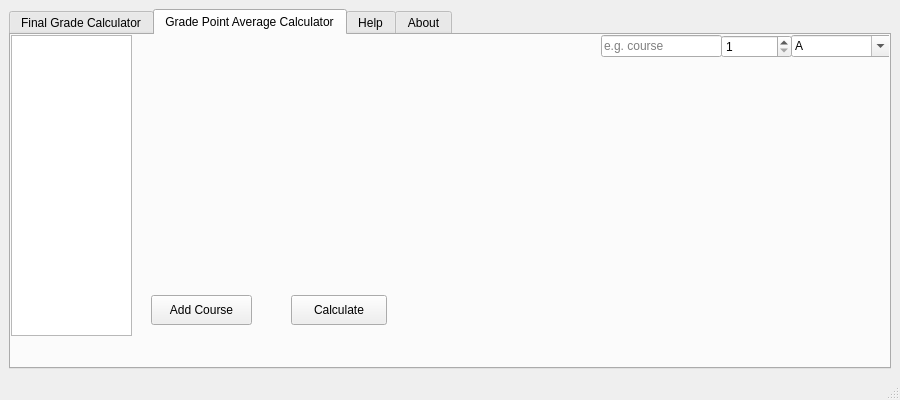
Above: CalculateGPA/CalcGUI.ui from Golden-Boy/GpaCalculator before the change. Below: the same form after it.
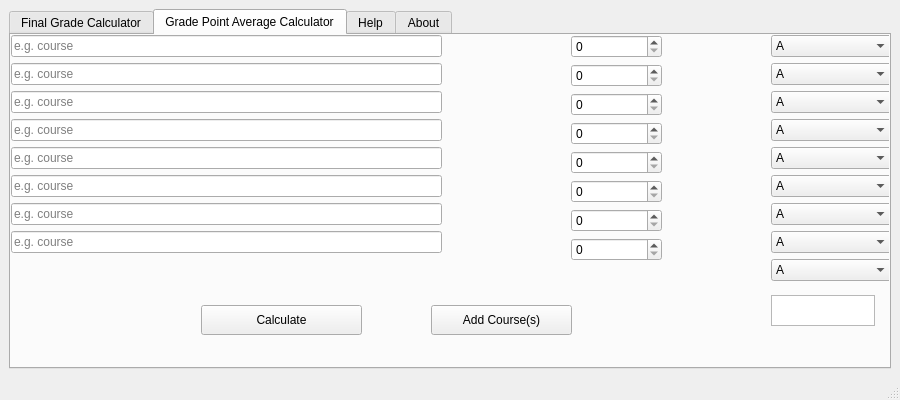
That is the form after the change.

Diff of the .ui file:
```diff
--- a/CalculateGPA/CalcGUI.ui
+++ b/CalculateGPA/CalcGUI.ui
@@ -157,10 +157,10 @@
          <widget class="QWidget" name="formLayoutWidget">
           <property name="geometry">
            <rect>
-            <x>590</x>
+            <x>0</x>
             <y>0</y>
-            <width>121</width>
-            <height>301</height>
+            <width>431</width>
+            <height>261</height>
            </rect>
           </property>
           <layout class="QFormLayout" name="formLayout">
@@ -177,15 +177,85 @@
              </property>
             </widget>
            </item>
+           <item row="1" column="0" colspan="2">
+            <widget class="QLineEdit" name="lineEdit_5">
+             <property name="inputMask">
+              <string/>
+             </property>
+             <property name="placeholderText">
+              <string>e.g. course</string>
+             </property>
+            </widget>
+           </item>
+           <item row="2" column="0" colspan="2">
+            <widget class="QLineEdit" name="lineEdit_6">
+             <property name="inputMask">
+              <string/>
+             </property>
+             <property name="placeholderText">
+              <string>e.g. course</string>
+             </property>
+            </widget>
+           </item>
+           <item row="3" column="0" colspan="2">
+            <widget class="QLineEdit" name="lineEdit_7">
+             <property name="inputMask">
+              <string/>
+             </property>
+             <property name="placeholderText">
+              <string>e.g. course</string>
+             </property>
+            </widget>
+           </item>
+           <item row="4" column="0" colspan="2">
+            <widget class="QLineEdit" name="lineEdit_8">
+             <property name="inputMask">
+              <string/>
+             </property>
+             <property name="placeholderText">
+              <string>e.g. course</string>
+             </property>
+            </widget>
+           </item>
+           <item row="5" column="0" colspan="2">
+            <widget class="QLineEdit" name="lineEdit_9">
+             <property name="inputMask">
+              <string/>
+             </property>
+             <property name="placeholderText">
+              <string>e.g. course</string>
+             </property>
+            </widget>
+           </item>
+           <item row="6" column="0" colspan="2">
+            <widget class="QLineEdit" name="lineEdit_10">
+             <property name="inputMask">
+              <string/>
+             </property>
+             <property name="placeholderText">
+              <string>e.g. course</string>
+             </property>
+            </widget>
+           </item>
+           <item row="7" column="0" colspan="2">
+            <widget class="QLineEdit" name="lineEdit_11">
+             <property name="inputMask">
+              <string/>
+             </property>
+             <property name="placeholderText">
+              <string>e.g. course</string>
+             </property>
+            </widget>
+           </item>
           </layout>
          </widget>
          <widget class="QWidget" name="formLayoutWidget_2">
           <property name="geometry">
            <rect>
-            <x>710</x>
+            <x>560</x>
             <y>0</y>
-            <width>71</width>
-            <height>301</height>
+            <width>91</width>
+            <height>261</height>
            </rect>
           </property>
           <layout class="QFormLayout" name="formLayout_2">
@@ -195,7 +265,77 @@
            <item row="0" column="0" colspan="2">
             <widget class="QSpinBox" name="spinBox">
              <property name="minimum">
-              <number>1</number>
+              <number>0</number>
+             </property>
+             <property name="maximum">
+              <number>6</number>
+             </property>
+            </widget>
+           </item>
+           <item row="2" column="0" colspan="2">
+            <widget class="QSpinBox" name="spinBox_3">
+             <property name="minimum">
+              <number>0</number>
+             </property>
+             <property name="maximum">
+              <number>6</number>
+             </property>
+            </widget>
+           </item>
+           <item row="3" column="0" colspan="2">
+            <widget class="QSpinBox" name="spinBox_4">
+             <property name="minimum">
+              <number>0</number>
+             </property>
+             <property name="maximum">
+              <number>6</number>
+             </property>
+            </widget>
+           </item>
+           <item row="4" column="0" colspan="2">
+            <widget class="QSpinBox" name="spinBox_5">
+             <property name="minimum">
+              <number>0</number>
+             </property>
+             <property name="maximum">
+              <number>6</number>
+             </property>
+            </widget>
+           </item>
+           <item row="5" column="0" colspan="2">
+            <widget class="QSpinBox" name="spinBox_6">
+             <property name="minimum">
+              <number>0</number>
+             </property>
+             <property name="maximum">
+              <number>6</number>
+             </property>
+            </widget>
+           </item>
+           <item row="6" column="0" colspan="2">
+            <widget class="QSpinBox" name="spinBox_7">
+             <property name="minimum">
+              <number>0</number>
+             </property>
+             <property name="maximum">
+              <number>6</number>
+             </property>
+            </widget>
+           </item>
+           <item row="7" column="0" colspan="2">
+            <widget class="QSpinBox" name="spinBox_8">
+             <property name="minimum">
+              <number>0</number>
+             </property>
+             <property name="maximum">
+              <number>6</number>
+             </property>
+            </widget>
+           </item>
+           <item row="1" column="0" colspan="2">
+            <widget class="QSpinBox" name="spinBox_2">
+             <property name="minimum">
+              <number>0</number>
              </property>
              <property name="maximum">
               <number>6</number>
@@ -207,23 +347,23 @@
          <widget class="QPushButton" name="pushButton">
           <property name="geometry">
            <rect>
-            <x>140</x>
-            <y>260</y>
-            <width>101</width>
+            <x>420</x>
+            <y>270</y>
+            <width>141</width>
             <height>30</height>
            </rect>
           </property>
           <property name="text">
-           <string>Add Course</string>
+           <string>Add Course(s)</string>
           </property>
          </widget>
          <widget class="QWidget" name="formLayoutWidget_3">
           <property name="geometry">
            <rect>
-            <x>780</x>
+            <x>760</x>
             <y>0</y>
-            <width>101</width>
-            <height>301</height>
+            <width>121</width>
+            <height>251</height>
            </rect>
           </property>
           <layout class="QFormLayout" name="formLayout_3">
@@ -236,7 +376,311 @@
               <bool>true</bool>
              </property>
              <property name="editable">
+              <bool>false</bool>
+             </property>
+             <property name="currentIndex">
+              <number>0</number>
+             </property>
+             <item>
+              <property name="text">
+               <string>A</string>
+              </property>
+             </item>
+             <item>
+              <property name="text">
+               <string>B</string>
+              </property>
+             </item>
+             <item>
+              <property name="text">
+               <string>C</string>
+              </property>
+             </item>
+             <item>
+              <property name="text">
+               <string>D</string>
+              </property>
+             </item>
+             <item>
+              <property name="text">
+               <string>F</string>
+              </property>
+             </item>
+            </widget>
+           </item>
+           <item row="1" column="0" colspan="2">
+            <widget class="QComboBox" name="comboBox_2">
+             <property name="enabled">
               <bool>true</bool>
+             </property>
+             <property name="editable">
+              <bool>false</bool>
+             </property>
+             <property name="currentIndex">
+              <number>0</number>
+             </property>
+             <item>
+              <property name="text">
+               <string>A</string>
+              </property>
+             </item>
+             <item>
+              <property name="text">
+               <string>B</string>
+              </property>
+             </item>
+             <item>
+              <property name="text">
+               <string>C</string>
+              </property>
+             </item>
+             <item>
+              <property name="text">
+               <string>D</string>
+              </property>
+             </item>
+             <item>
+              <property name="text">
+               <string>F</string>
+              </property>
+             </item>
+            </widget>
+           </item>
+           <item row="2" column="0" colspan="2">
+            <widget class="QComboBox" name="comboBox_3">
+             <property name="enabled">
+              <bool>true</bool>
+             </property>
+             <property name="editable">
+              <bool>false</bool>
+             </property>
+             <property name="currentIndex">
+              <number>0</number>
+             </property>
+             <item>
+              <property name="text">
+               <string>A</string>
+              </property>
+             </item>
+             <item>
+              <property name="text">
+               <string>B</string>
+              </property>
+             </item>
+             <item>
+              <property name="text">
+               <string>C</string>
+              </property>
+             </item>
+             <item>
+              <property name="text">
+               <string>D</string>
+              </property>
+             </item>
+             <item>
+              <property name="text">
+               <string>F</string>
+              </property>
+             </item>
+            </widget>
+           </item>
+           <item row="3" column="0" colspan="2">
+            <widget class="QComboBox" name="comboBox_4">
+             <property name="enabled">
+              <bool>true</bool>
+             </property>
+             <property name="editable">
+              <bool>false</bool>
+             </property>
+             <property name="currentIndex">
+              <number>0</number>
+             </property>
+             <item>
+              <property name="text">
+               <string>A</string>
+              </property>
+             </item>
+             <item>
+              <property name="text">
+               <string>B</string>
+              </property>
+             </item>
+             <item>
+              <property name="text">
+               <string>C</string>
+              </property>
+             </item>
+             <item>
+              <property name="text">
+               <string>D</string>
+              </property>
+             </item>
+             <item>
+              <property name="text">
+               <string>F</string>
+              </property>
+             </item>
+            </widget>
+           </item>
+           <item row="4" column="0" colspan="2">
+            <widget class="QComboBox" name="comboBox_5">
+             <property name="enabled">
+              <bool>true</bool>
+             </property>
+             <property name="editable">
+              <bool>false</bool>
+             </property>
+             <property name="currentIndex">
+              <number>0</number>
+             </property>
+             <item>
+              <property name="text">
+               <string>A</string>
+              </property>
+             </item>
+             <item>
+              <property name="text">
+               <string>B</string>
+              </property>
+             </item>
+             <item>
+              <property name="text">
+               <string>C</string>
+              </property>
+             </item>
+             <item>
+              <property name="text">
+               <string>D</string>
+              </property>
+             </item>
+             <item>
+              <property name="text">
+               <string>F</string>
+              </property>
+             </item>
+            </widget>
+           </item>
+           <item row="5" column="0" colspan="2">
+            <widget class="QComboBox" name="comboBox_6">
+             <property name="enabled">
+              <bool>true</bool>
+             </property>
+             <property name="editable">
+              <bool>false</bool>
+             </property>
+             <property name="currentIndex">
+              <number>0</number>
+             </property>
+             <item>
+              <property name="text">
+               <string>A</string>
+              </property>
+             </item>
+             <item>
+              <property name="text">
+               <string>B</string>
+              </property>
+             </item>
+             <item>
+              <property name="text">
+               <string>C</string>
+              </property>
+             </item>
+             <item>
+              <property name="text">
+               <string>D</string>
+              </property>
+             </item>
+             <item>
+              <property name="text">
+               <string>F</string>
+              </property>
+             </item>
+            </widget>
+           </item>
+           <item row="6" column="0" colspan="2">
+            <widget class="QComboBox" name="comboBox_7">
+             <property name="enabled">
+              <bool>true</bool>
+             </property>
+             <property name="editable">
+              <bool>false</bool>
+             </property>
+             <property name="currentIndex">
+              <number>0</number>
+             </property>
+             <item>
+              <property name="text">
+               <string>A</string>
+              </property>
+             </item>
+             <item>
+              <property name="text">
+               <string>B</string>
+              </property>
+             </item>
+             <item>
+              <property name="text">
+               <string>C</string>
+              </property>
+             </item>
+             <item>
+              <property name="text">
+               <string>D</string>
+              </property>
+             </item>
+             <item>
+              <property name="text">
+               <string>F</string>
+              </property>
+             </item>
+            </widget>
+           </item>
+           <item row="7" column="0" colspan="2">
+            <widget class="QComboBox" name="comboBox_8">
+             <property name="enabled">
+              <bool>true</bool>
+             </property>
+             <property name="editable">
+              <bool>false</bool>
+             </property>
+             <property name="currentIndex">
+              <number>0</number>
+             </property>
+             <item>
+              <property name="text">
+               <string>A</string>
+              </property>
+             </item>
+             <item>
+              <property name="text">
+               <string>B</string>
+              </property>
+             </item>
+             <item>
+              <property name="text">
+               <string>C</string>
+              </property>
+             </item>
+             <item>
+              <property name="text">
+               <string>D</string>
+              </property>
+             </item>
+             <item>
+              <property name="text">
+               <string>F</string>
+              </property>
+             </item>
+            </widget>
+           </item>
+           <item row="8" column="0" colspan="2">
+            <widget class="QComboBox" name="comboBox_9">
+             <property name="enabled">
+              <bool>true</bool>
+             </property>
+             <property name="editable">
+              <bool>false</bool>
              </property>
              <property name="currentIndex">
               <number>0</number>
@@ -273,9 +717,9 @@
          <widget class="QPushButton" name="pushButton_2">
           <property name="geometry">
            <rect>
-            <x>280</x>
-            <y>260</y>
-            <width>96</width>
+            <x>190</x>
+            <y>270</y>
+            <width>161</width>
             <height>30</height>
            </rect>
           </property>
@@ -286,10 +730,10 @@
          <widget class="QTextEdit" name="textEdit_2">
           <property name="geometry">
            <rect>
-            <x>0</x>
-            <y>0</y>
-            <width>121</width>
-            <height>301</height>
+            <x>760</x>
+            <y>260</y>
+            <width>104</width>
+            <height>31</height>
            </rect>
           </property>
           <property name="cursor" stdset="0">
```
Left out of the diff: 12 changed lines with no effect on the pictures.
